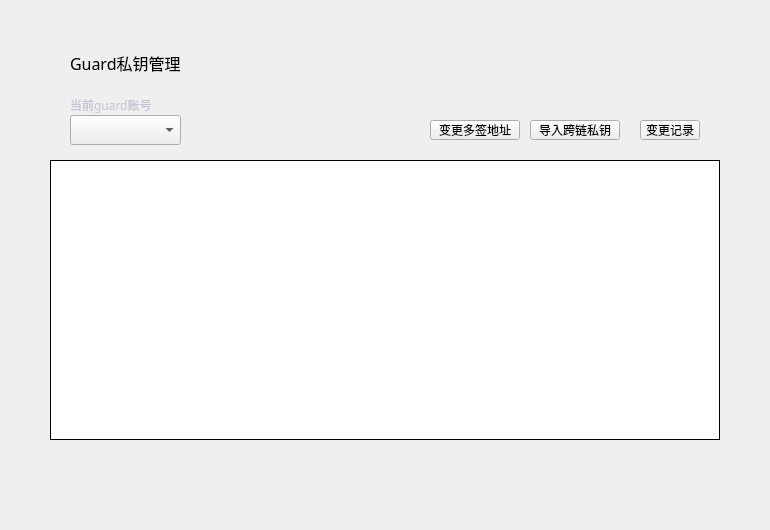
Old version of the form LNKWallet/guard/GuardKeyManagePage.ui in the repository HcashOrg/hx-indicator.
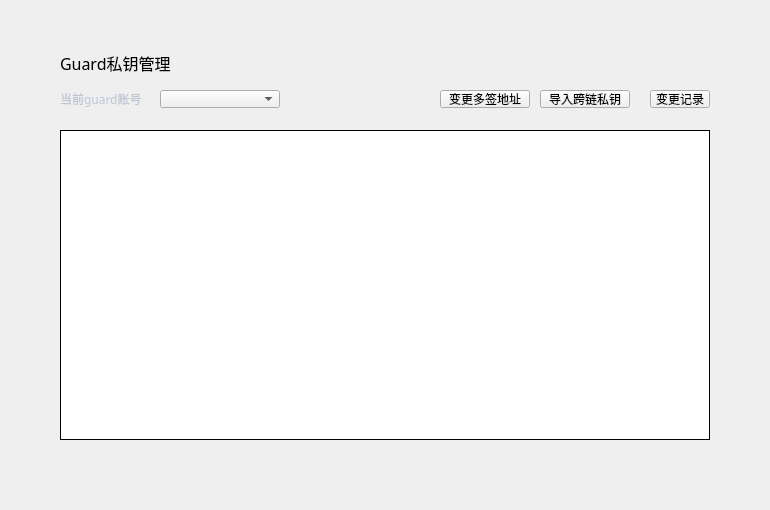
New version of the form.

Patch:
```diff
--- a/LNKWallet/guard/GuardKeyManagePage.ui
+++ b/LNKWallet/guard/GuardKeyManagePage.ui
@@ -7,7 +7,7 @@
     <x>0</x>
     <y>0</y>
     <width>770</width>
-    <height>530</height>
+    <height>510</height>
    </rect>
   </property>
   <property name="windowTitle">
@@ -16,10 +16,10 @@
   <widget class="QTableWidget" name="multisigTableWidget">
    <property name="geometry">
     <rect>
-     <x>50</x>
-     <y>160</y>
-     <width>670</width>
-     <height>280</height>
+     <x>60</x>
+     <y>130</y>
+     <width>650</width>
+     <height>310</height>
     </rect>
    </property>
    <property name="cursor" stdset="0">
@@ -161,10 +161,10 @@
   <widget class="QLabel" name="label">
    <property name="geometry">
     <rect>
-     <x>70</x>
-     <y>95</y>
+     <x>60</x>
+     <y>90</y>
      <width>100</width>
-     <height>20</height>
+     <height>18</height>
     </rect>
    </property>
    <property name="font">
@@ -185,10 +185,10 @@
   <widget class="QComboBox" name="accountComboBox">
    <property name="geometry">
     <rect>
-     <x>70</x>
-     <y>115</y>
-     <width>111</width>
-     <height>30</height>
+     <x>160</x>
+     <y>90</y>
+     <width>120</width>
+     <height>18</height>
     </rect>
    </property>
    <property name="font">
@@ -208,7 +208,7 @@
   <widget class="QLabel" name="title_label">
    <property name="geometry">
     <rect>
-     <x>70</x>
+     <x>60</x>
      <y>50</y>
      <width>300</width>
      <height>26</height>
@@ -233,10 +233,10 @@
   <widget class="QToolButton" name="historyBtn">
    <property name="geometry">
     <rect>
-     <x>640</x>
-     <y>120</y>
+     <x>650</x>
+     <y>90</y>
      <width>60</width>
-     <height>20</height>
+     <height>18</height>
     </rect>
    </property>
    <property name="font">
@@ -263,10 +263,10 @@
   <widget class="QToolButton" name="importBtn">
    <property name="geometry">
     <rect>
-     <x>530</x>
-     <y>120</y>
+     <x>540</x>
+     <y>90</y>
      <width>90</width>
-     <height>20</height>
+     <height>18</height>
     </rect>
    </property>
    <property name="font">
@@ -293,10 +293,10 @@
   <widget class="QToolButton" name="changeAddressBtn">
    <property name="geometry">
     <rect>
-     <x>430</x>
-     <y>120</y>
+     <x>440</x>
+     <y>90</y>
      <width>90</width>
-     <height>20</height>
+     <height>18</height>
     </rect>
    </property>
    <property name="font">
```
